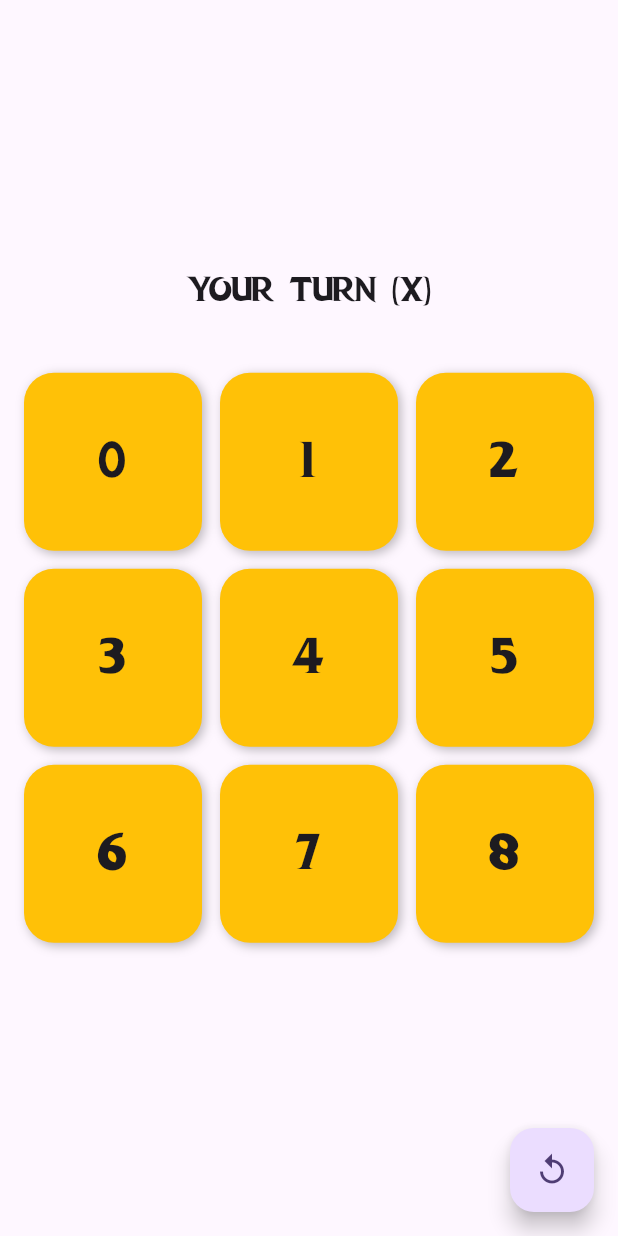
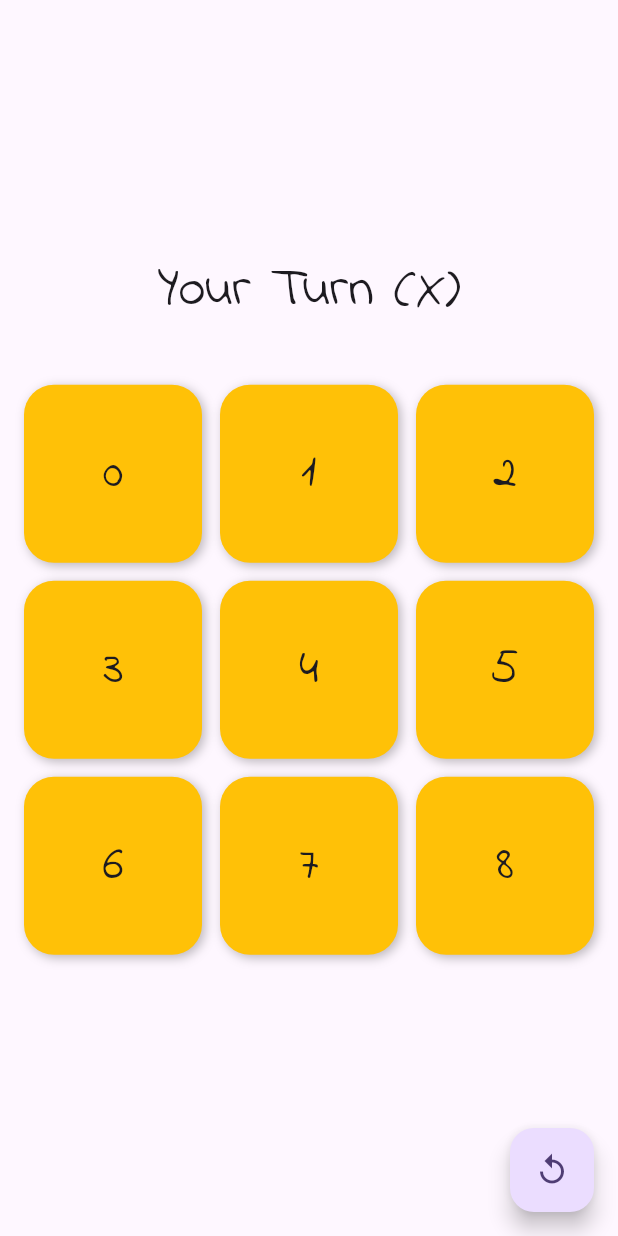
Before and after one commit to SAQG007/tic_tac_toe, a Flutter app: the screen it shows after launch, on a phone screen of 412 x 824 dp. Run offline on Flutter 3.47's test engine with Material 2 defaults, Android fonts, the phone set to English and light mode, and no system bars.

Commit message:
Changed font

```diff
--- a/lib/main.dart
+++ b/lib/main.dart
@@ -8,7 +8,6 @@ void main() {
 class MyApp extends StatelessWidget {
   const MyApp({super.key});
 
-  // This widget is the root of your application.
   @override
   Widget build(BuildContext context) {
     return MaterialApp(
@@ -18,10 +17,10 @@ class MyApp extends StatelessWidget {
         useMaterial3: true,
         textTheme: const TextTheme(
           headlineLarge: TextStyle(
-            fontFamily: 'Dragon-Hunter',
+            fontFamily: 'IndieFlower-Regular',
           ),
-          titleLarge: TextStyle(
-            fontFamily: 'Dragon-Hunter',
+          displaySmall: TextStyle(
+            fontFamily: 'IndieFlower-Regular',
           ),
         ),
       ),
--- a/lib/pages/board.dart
+++ b/lib/pages/board.dart
@@ -16,7 +16,7 @@ class _BoardState extends State<Board> {
         children: [
           Text(
             "Your Turn (X)",
-            style: Theme.of(context).textTheme.titleLarge,
+            style: Theme.of(context).textTheme.displaySmall,
           ),
           Center(
             child: GridView.count(
--- a/pubspec.yaml
+++ b/pubspec.yaml
@@ -75,9 +75,9 @@ flutter:
   # list giving the asset and other descriptors for the font. For
   # example:
   fonts:
-    - family: Dragon-Hunter
+    - family: IndieFlower-Regular
       fonts:
-        - asset: assets/fonts/Dragon-Hunter.otf
+        - asset: assets/fonts/IndieFlower-Regular.ttf
   #   - family: Trajan Pro
   #     fonts:
   #       - asset: fonts/TrajanPro.ttf
```
Also changed, not shown: assets/fonts/Dragon-Hunter.otf (deleted), assets/fonts/IndieFlower-Regular.ttf (added).
